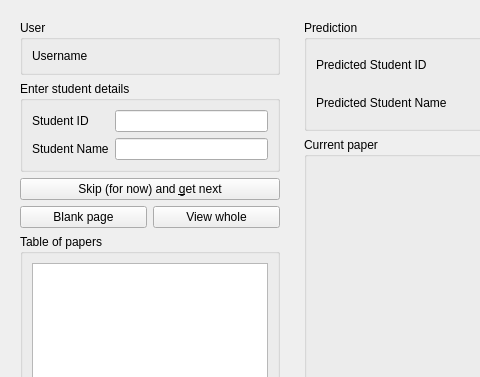
Qt form qtCreatorFiles/ui_identify.ui (plomgrading/plom) before a commit; both pictures show x 0 to 480 and y 0 to 377 of the 1000 by 600 pixel window.
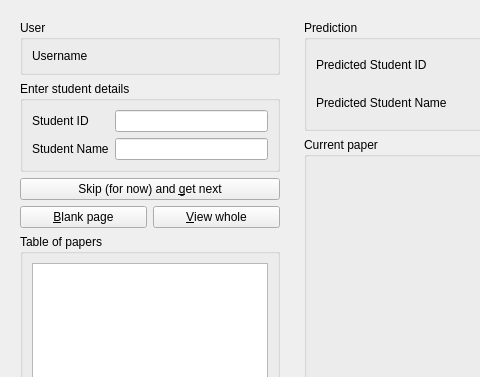
The same form after that commit.

Commit message: accelerator keys for Blank and View whle

Diff of the .ui file:
```diff
--- a/qtCreatorFiles/ui_identify.ui
+++ b/qtCreatorFiles/ui_identify.ui
@@ -247,14 +247,14 @@
         <item>
          <widget class="QPushButton" name="blankButton">
           <property name="text">
-           <string>Blank page</string>
+           <string>&amp;Blank page</string>
           </property>
          </widget>
         </item>
         <item>
          <widget class="QPushButton" name="viewButton">
           <property name="text">
-           <string>View whole</string>
+           <string>&amp;View whole</string>
           </property>
          </widget>
         </item>
```
The commit also changes 1 other file.
